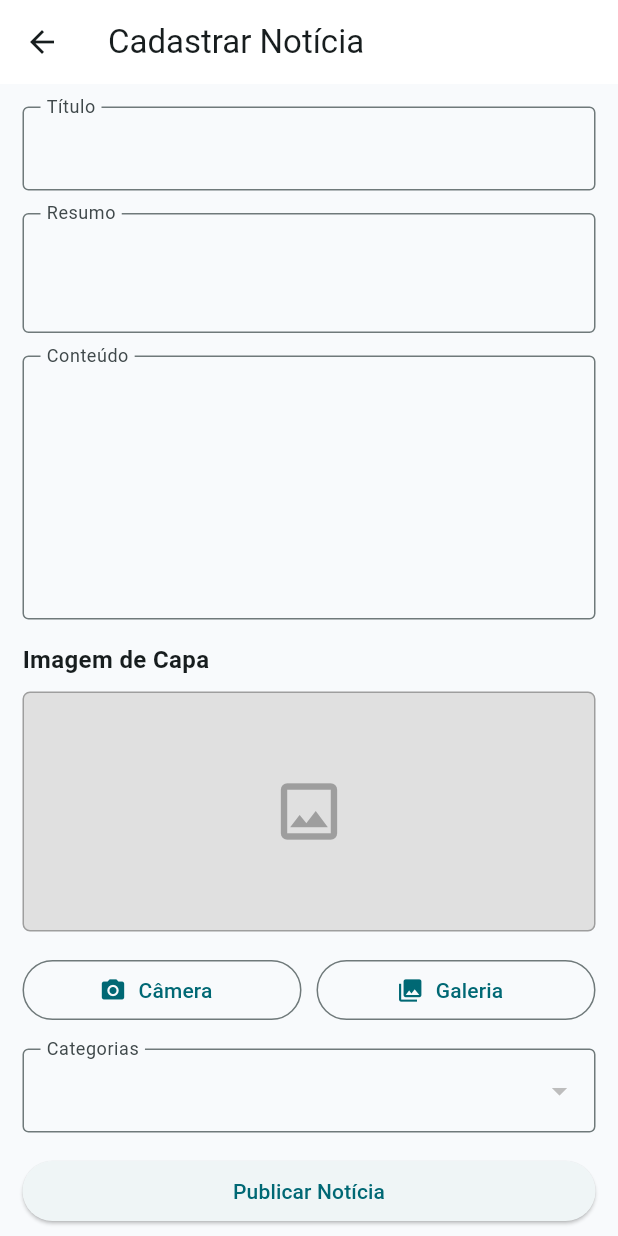
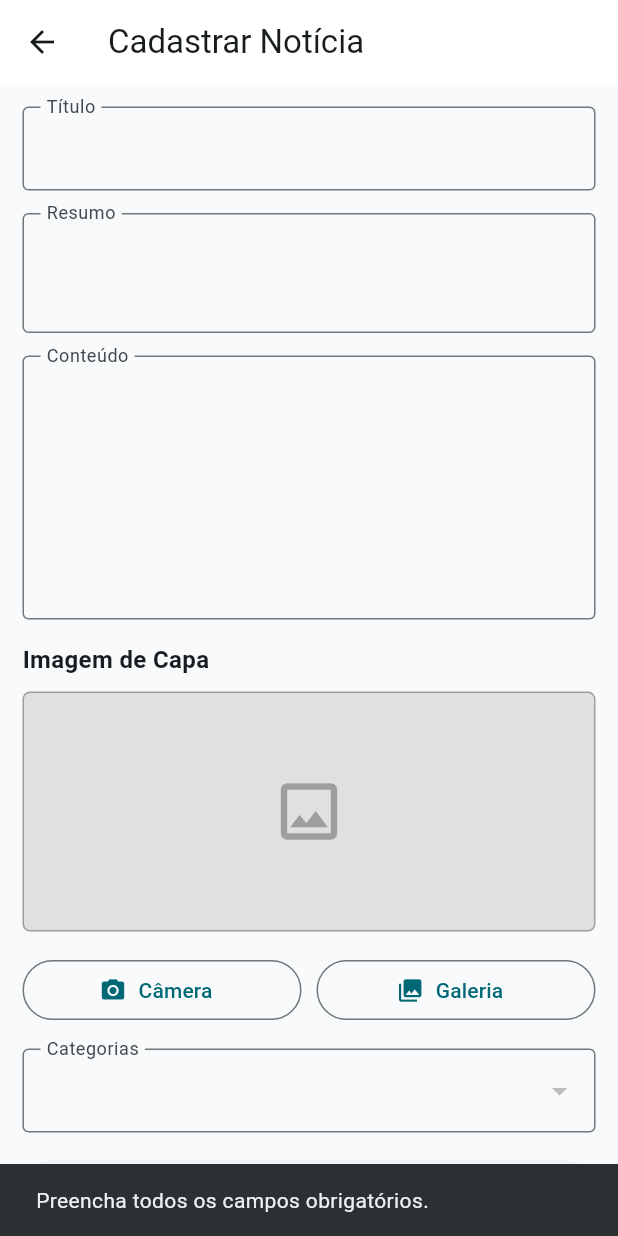
Before and after one commit to gomes0/app-noticias, a Flutter app: the CadastrarNoticiaPage screen opened directly, after a tap on "Publicar Notícia", on a phone screen of 412 x 824 dp. Run offline on Flutter 3.47's test engine with Material 3 defaults, Android fonts, the phone set to English and light mode, and no system bars; our stand-ins replace image_picker, shared_preferences; accounts and stored records are empty; network calls fail.

Commit message:
ajuste no notícia service e implementação do cadastrar e editar no formulario de notícias.

```diff
--- a/lib/cadastrar_noticia_page.dart
+++ b/lib/cadastrar_noticia_page.dart
@@ -1,11 +1,15 @@
 import 'package:app_noticias_tii/models/categoria.dart';
+import 'package:app_noticias_tii/models/noticia.dart';
 import 'package:app_noticias_tii/services/categorias_services.dart';
 import 'package:app_noticias_tii/services/noticias_service.dart';
 import 'package:flutter/material.dart';
 import 'dart:io';
 
+import 'package:image_picker/image_picker.dart';
+
 class CadastrarNoticiaPage extends StatefulWidget {
-  const CadastrarNoticiaPage({super.key});
+  final Noticia? noticia;
+  const CadastrarNoticiaPage({super.key, this.noticia});
 
   @override
   State<CadastrarNoticiaPage> createState() => _CadastrarNoticiaPageState();
@@ -22,10 +26,12 @@ class _CadastrarNoticiaPageState extends State<CadastrarNoticiaPage> {
   File? _imagemSelecionada;
   List<Categoria> _categorias = [];
   int? _categoriaSelecionadaId;
+  bool _status = true;
+
+  final ImagePicker _picker = ImagePicker();
 
   @override
   void initState() {
-    // TODO: implement initState
     super.initState();
     carregarCategorias();
   }
@@ -41,6 +47,75 @@ class _CadastrarNoticiaPageState extends State<CadastrarNoticiaPage> {
       });
     } catch (e) {
       debugPrint('Erro ao carregar categorias: $e');
+    }
+  }
+
+  Future<void> _salvarNoticia() async {
+    if (_tituloController.text.isEmpty ||
+        _resumoController.text.isEmpty ||
+        _conteudoController.text.isEmpty ||
+        _categoriaSelecionadaId == null ||
+        (widget.noticia == null && _imagemSelecionada == null)) {
+      ScaffoldMessenger.of(context).showSnackBar(
+        const SnackBar(content: Text('Preencha todos os campos obrigatórios.')),
+      );
+      return;
+    }
+
+    try {
+      if (widget.noticia == null) {
+        //cadastrar
+        await _noticiaService.criarNoticia(
+          titulo: _tituloController.text,
+          resumo: _resumoController.text,
+          conteudo: _conteudoController.text,
+          categoriaId: _categoriaSelecionadaId!,
+          status: _status,
+          imagemArquivo: _imagemSelecionada,
+        );
+      } else {
+        //editar
+        await _noticiaService.editarNoticia(
+          id: widget.noticia!.id,
+          titulo: _tituloController.text,
+          resumo: _resumoController.text,
+          conteudo: _conteudoController.text,
+          categoriaId: _categoriaSelecionadaId!,
+          status: _status,
+          imagemArquivo: _imagemSelecionada,
+        );
+      }
+
+      if (!mounted) return;
+      ScaffoldMessenger.of(context).showSnackBar(
+        SnackBar(
+          content: Text(
+            widget.noticia == null
+                ? 'Noticia Cadastrada com Sucesso!'
+                : 'Notícia atualizada com Sucesso!',
+          ),
+        ),
+      );
+      Navigator.pop(context);
+    } catch (e) {
+      print(e);
+      if (!mounted) return;
+      ScaffoldMessenger.of(context).showSnackBar(
+        const SnackBar(content: Text('Erro ao cadastrar notícia')),
+      );
+    }
+  }
+
+  Future<void> _selecionarImagem(ImageSource origem) async {
+    final XFile? foto = await _picker.pickImage(
+      source: origem,
+      imageQuality: 80,
+    );
+
+    if (foto != null) {
+      setState(() {
+        _imagemSelecionada = File(foto.path);
+      });
     }
   }
 
@@ -65,7 +140,7 @@ class _CadastrarNoticiaPageState extends State<CadastrarNoticiaPage> {
             height: 15,
           ),
           TextFormField(
-            controller: _tituloController,
+            controller: _resumoController,
             maxLines: 2,
             decoration: InputDecoration(
               labelText: 'Resumo',
@@ -77,7 +152,7 @@ class _CadastrarNoticiaPageState extends State<CadastrarNoticiaPage> {
             height: 15,
           ),
           TextFormField(
-            controller: _tituloController,
+            controller: _conteudoController,
             maxLines: 6,
             decoration: InputDecoration(
               labelText: 'Conteúdo',
@@ -106,7 +181,26 @@ class _CadastrarNoticiaPageState extends State<CadastrarNoticiaPage> {
               border: Border.all(color: Colors.grey),
               borderRadius: BorderRadius.circular(5),
             ),
-            child: Center(
+            child: _imagemSelecionada != null
+                ? Image.file(
+                    _imagemSelecionada!,
+                    fit: BoxFit.cover,
+                    width: double.infinity,
+                  )
+                : (widget.noticia != null && widget.noticia!.imagem != null)
+                ? Image.network(
+                    widget.noticia!.imagem!,
+                    fit: BoxFit.cover,
+                    width: double.infinity,
+                    errorBuilder: (context, erro, stack) => const Center(
+                      child: Icon(
+                        Icons.image_outlined,
+                        size: 50,
+                        color: Colors.grey,
+                      ),
+                    ),
+                  )
+                : const Center(
                     child: Icon(
                       Icons.image_outlined,
                       size: 50,
@@ -121,7 +215,7 @@ class _CadastrarNoticiaPageState extends State<CadastrarNoticiaPage> {
             children: [
               Expanded(
                 child: OutlinedButton.icon(
-                  onPressed: () {},
+                  onPressed: () => _selecionarImagem(ImageSource.camera),
                   icon: Icon(
                     Icons.camera_alt,
                   ),
@@ -133,7 +227,7 @@ class _CadastrarNoticiaPageState extends State<CadastrarNoticiaPage> {
               ),
               Expanded(
                 child: OutlinedButton.icon(
-                  onPressed: () {},
+                  onPressed: () => _selecionarImagem(ImageSource.gallery),
                   icon: Icon(
                     Icons.photo_library,
                   ),
@@ -145,7 +239,7 @@ class _CadastrarNoticiaPageState extends State<CadastrarNoticiaPage> {
           const SizedBox(
             height: 15,
           ),
-          DropdownButtonFormField(
+          DropdownButtonFormField<int>(
             decoration: InputDecoration(
               labelText: 'Categorias',
               floatingLabelBehavior: FloatingLabelBehavior.always,
@@ -153,20 +247,22 @@ class _CadastrarNoticiaPageState extends State<CadastrarNoticiaPage> {
             ),
             initialValue: _categoriaSelecionadaId,
             items: _categorias.map((categoria) {
-              return DropdownMenuItem(
+              return DropdownMenuItem<int>(
                 child: Text(categoria.nome),
                 value: categoria.id,
               );
             }).toList(),
             onChanged: (valor) {
+              setState(() {
                 _categoriaSelecionadaId = valor;
+              });
             },
           ),
           const SizedBox(
             height: 15,
           ),
           ElevatedButton(
-            onPressed: () {},
+            onPressed: _salvarNoticia,
             child: const Text('Publicar Notícia'),
           ),
         ],
```
Also changed, not shown: lib/services/noticias_service.dart (+36 -0 lines). Lines whose indentation alone changed are shown as unchanged.
